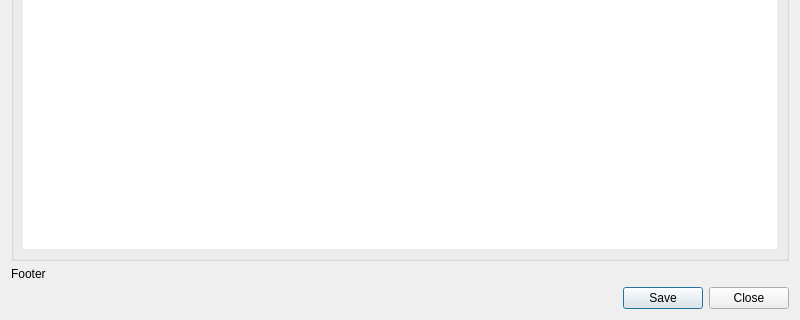
Qt form dialogs/html_viewer.ui (Philantrop/calibre-marvin-manager) before a commit; both pictures show x 0 to 800 and y 280 to 600 of the 800 by 600 pixel window.
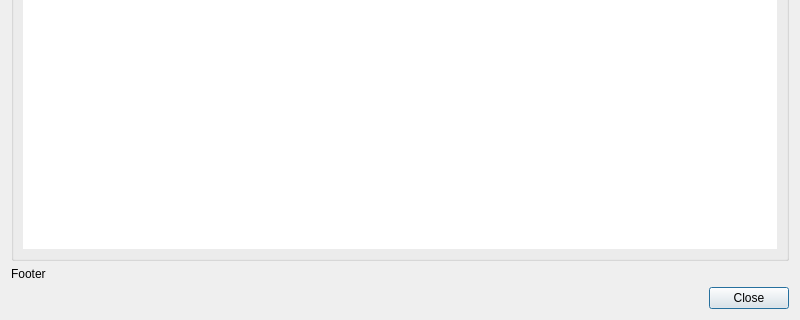
The same form after that commit. Icons and pictures are not drawn.

Commit message: Added 'Copy to clipboard' button to HTML Viewer, removed 'Save'

```diff
--- a/dialogs/html_viewer.ui
+++ b/dialogs/html_viewer.ui
@@ -81,7 +81,7 @@
      <item>
       <widget class="QDialogButtonBox" name="bb">
        <property name="standardButtons">
-        <set>QDialogButtonBox::Close|QDialogButtonBox::Save</set>
+        <set>QDialogButtonBox::Close</set>
        </property>
       </widget>
      </item>
```
The commit also changes 2 other files.
